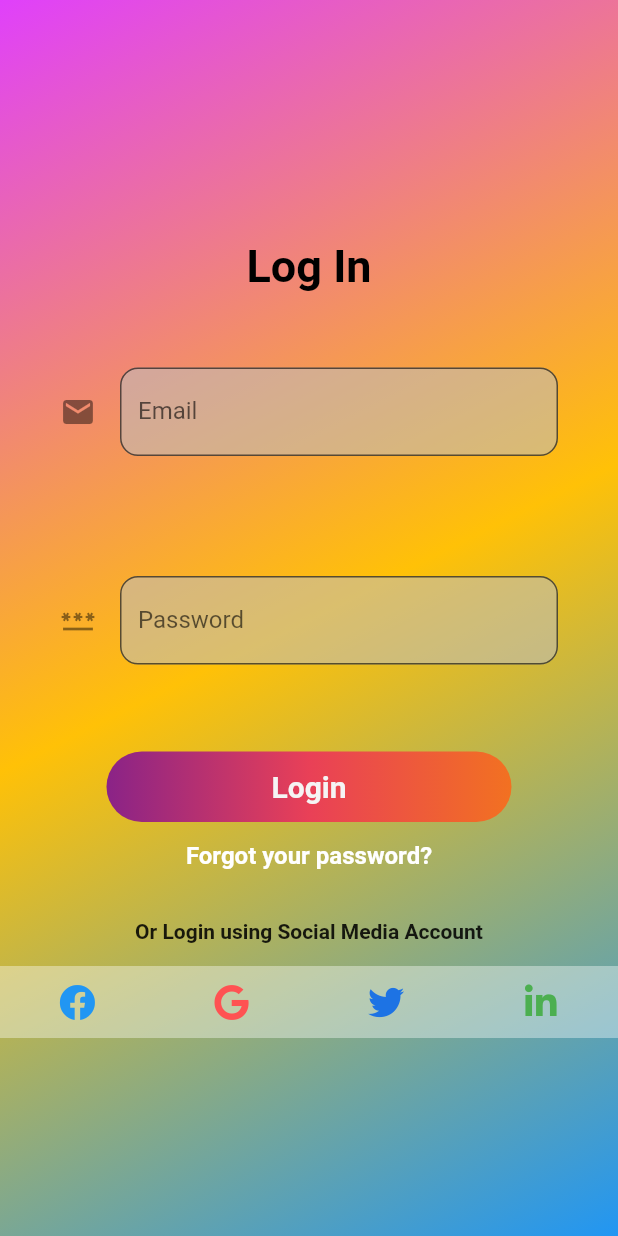
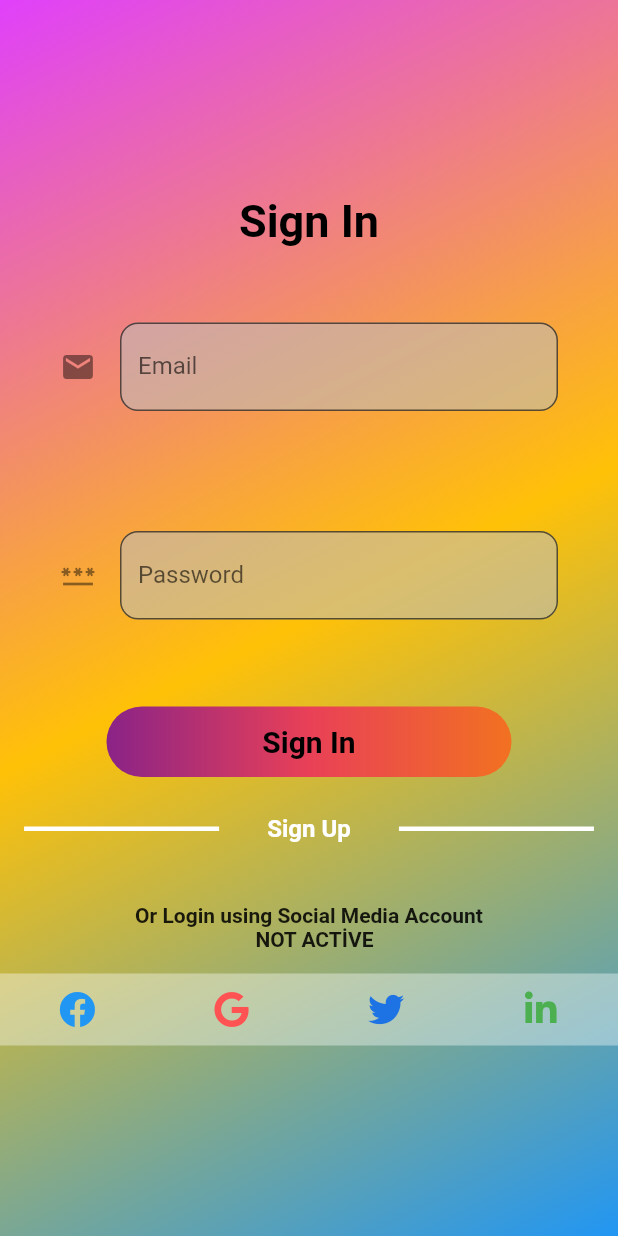
Before and after one commit to bedirhanayydin/Flutter-Application, a Flutter app: the screen it shows after launch, on a phone screen of 412 x 824 dp. Run offline on Flutter 3.47's test engine with Material 2 defaults, Android fonts, the phone set to English and light mode, and no system bars; our stand-ins replace font_awesome_flutter; Roboto replaces fonts that are missing (RobotoMono).

Commit message:
new pages have been added and a new design has been made

```diff
--- a/lib/main.dart
+++ b/lib/main.dart
@@ -1,7 +1,7 @@
 // ignore_for_file: prefer_const_constructors
 
 import 'package:flutter/material.dart';
-import 'package:flutter_application_3/widgets/login_screen.dart';
+import 'package:flutter_application_3/pages/login_screen.dart';
 
 void main() {
   runApp(const MyApp());
@@ -14,6 +14,7 @@ class MyApp extends StatelessWidget {
   @override
   Widget build(BuildContext context) {
     return MaterialApp(
+      debugShowCheckedModeBanner: false,
       title: 'Flutter Demo',
       theme: ThemeData(
         primarySwatch: Colors.blue,
--- a/lib/widgets/login_screen.dart
+++ b/lib/pages/login_screen.dart
@@ -1,7 +1,8 @@
 // ignore_for_file: prefer_const_constructors_in_immutables, prefer_const_constructors, prefer_const_literals_to_create_immutables, avoid_unnecessary_containers
 
 import 'package:flutter/material.dart';
-import 'package:flutter_application_3/widgets/feed_screen.dart';
+import 'package:flutter_application_3/pages/feed_screen.dart';
+import 'package:flutter_application_3/pages/signup_screen.dart';
 import 'package:font_awesome_flutter/font_awesome_flutter.dart';
 
 class LoginScreen extends StatefulWidget {
@@ -17,8 +18,6 @@ class _LoginScreenState extends State<LoginScreen> {
     return Scaffold(
       resizeToAvoidBottomInset: false,
       body: Container(
-        height: double.infinity,
-        width: double.infinity,
         decoration: const BoxDecoration(
           gradient: LinearGradient(
             begin: Alignment.topLeft,
@@ -33,9 +32,9 @@ class _LoginScreenState extends State<LoginScreen> {
         child: Column(
           children: [
             Padding(
-              padding: const EdgeInsets.only(top: 160),
+              padding: const EdgeInsets.only(top: 130),
               child: Text(
-                'Log In',
+                'Sign In',
                 textAlign: TextAlign.center,
                 style: TextStyle(
                     fontWeight: FontWeight.bold,
@@ -97,9 +96,9 @@ class _LoginScreenState extends State<LoginScreen> {
                 child: const Padding(
                   padding: EdgeInsets.all(12.0),
                   child: Text(
-                    'Login',
+                    'Sign In',
                     style: TextStyle(
-                        color: Color.fromARGB(255, 245, 244, 244),
+                        color: Color.fromARGB(255, 0, 0, 0),
                         fontSize: 20,
                         fontWeight: FontWeight.bold),
                   ),
@@ -112,20 +111,37 @@ class _LoginScreenState extends State<LoginScreen> {
               },
             ),
             Padding(
-              padding: const EdgeInsets.all(13.0),
-              child: Text(
-                'Forgot your password?',
-                style: TextStyle(
-                    color: Color.fromARGB(255, 255, 255, 255),
-                    fontWeight: FontWeight.bold,
-                    fontSize: 16),
+              padding: const EdgeInsets.only(top: 25.0),
+              child: Row(
+                mainAxisAlignment: MainAxisAlignment.spaceAround,
+                children: [
+                  Container(height: 3, width: 130, color: Colors.white),
+                  GestureDetector(
+                    child: Text(
+                      'Sign Up',
+                      style: TextStyle(
+                          color: Color.fromARGB(255, 255, 255, 255),
+                          fontWeight: FontWeight.bold,
+                          fontSize: 16),
+                    ),
+                    onTap: (() {
+                      Navigator.push(
+                        context,
+                        MaterialPageRoute(
+                          builder: ((context) => SignUpScreen()),
+                        ),
+                      );
+                    }),
+                  ),
+                  Container(height: 3, width: 130, color: Colors.white),
+                ],
               ),
             ),
             const SizedBox(
-              height: 20,
+              height: 40,
             ),
             const Text(
-              "Or Login using Social Media Account",
+              "Or Login using Social Media Account\n                       NOT ACTİVE",
               style: TextStyle(fontWeight: FontWeight.bold),
             ),
             const SizedBox(
```
Also changed, not shown: lib/pages/signup_screen.dart (added, +230 -0 lines), lib/pages/feed_screen.dart (renamed from lib/widgets/feed_screen.dart), lib/services/auth_service.dart (added).
